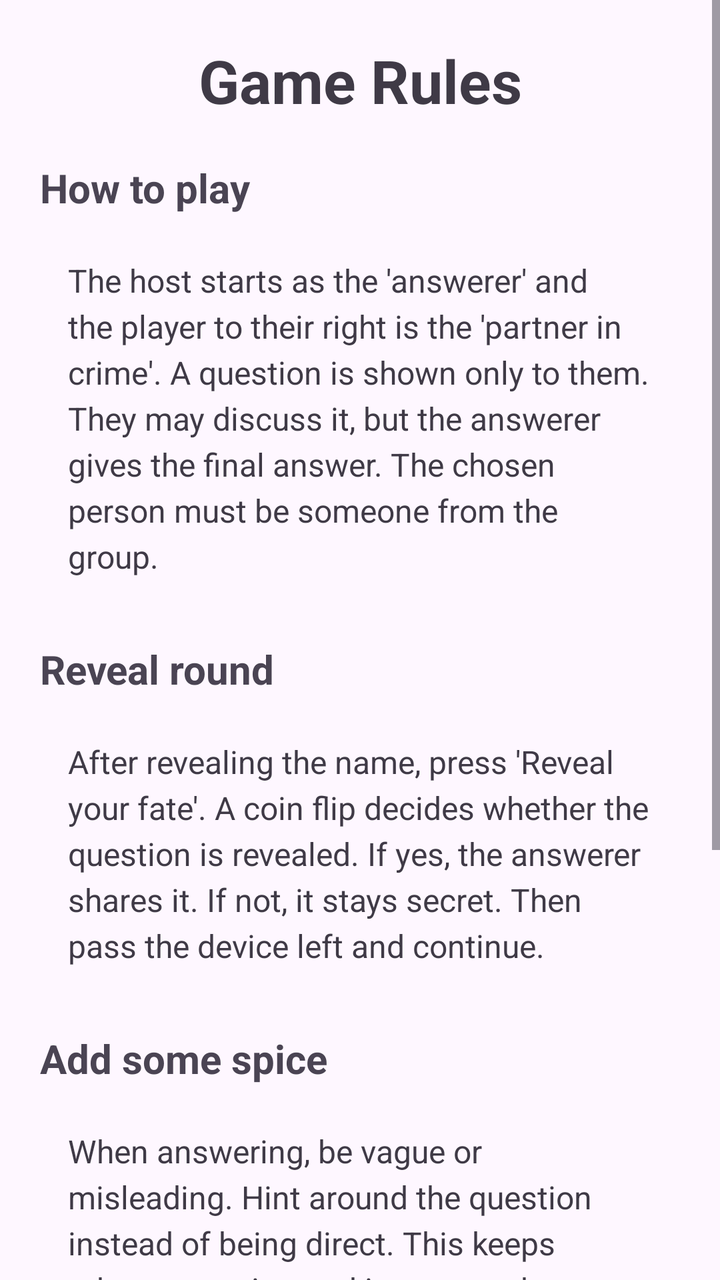
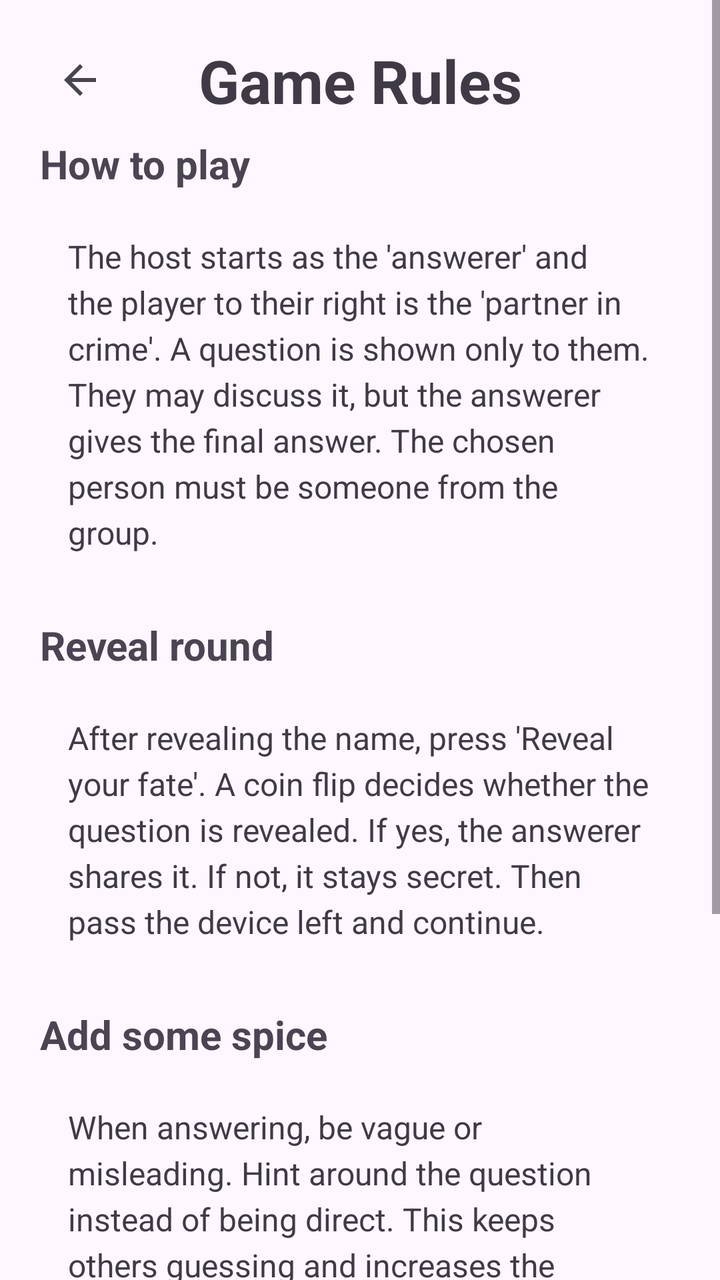

Two renders of the same Android screen: before a commit and after it. Below are the layout's source before the change and the commit's diff.
<!-- AndroidManifest.xml: application theme Theme.GameCollection -->
<!-- res/layout/activity_paranoia_rules.xml -->
<?xml version="1.0" encoding="utf-8"?>
<ScrollView xmlns:android="http://schemas.android.com/apk/res/android"
    android:layout_width="match_parent"
    android:layout_height="match_parent"
    android:fillViewport="true">

    <LinearLayout
        android:layout_width="match_parent"
        android:layout_height="wrap_content"
        android:orientation="vertical"
        android:padding="20dp">

        
        <TextView
            android:id="@+id/textViewRules"
            android:layout_width="match_parent"
            android:layout_height="wrap_content"
            android:layout_marginBottom="20dp"
            android:gravity="center"
            android:text="Game Rules"
            android:textColor="#3F3A46"
            android:textSize="30sp"
            android:textStyle="bold" />

        
        <TextView
            android:layout_width="wrap_content"
            android:layout_height="wrap_content"
            android:text="How to play"
            android:textColor="#4A4453"
            android:textSize="20sp"
            android:textStyle="bold"
            android:layout_marginBottom="8dp"/>

        <TextView
            android:layout_width="match_parent"
            android:layout_height="wrap_content"
            android:padding="14dp"
            android:text="The host starts as the 'answerer' and the player to their right is the 'partner in crime'. A question is shown only to them. They may discuss it, but the answerer gives the final answer. The chosen person must be someone from the group."
            android:textColor="#3F3A46"
            android:textSize="16sp"
            android:lineSpacingExtra="4dp"
            android:layout_marginBottom="18dp"/>

        
        <TextView
            android:layout_width="wrap_content"
            android:layout_height="wrap_content"
            android:text="Reveal round"
            android:textColor="#4A4453"
            android:textSize="20sp"
            android:textStyle="bold"
            android:layout_marginBottom="8dp"/>

        <TextView
            android:layout_width="match_parent"
            android:layout_height="wrap_content"
            android:padding="14dp"
            android:text="After revealing the name, press 'Reveal your fate'. A coin flip decides whether the question is revealed. If yes, the answerer shares it. If not, it stays secret. Then pass the device left and continue."
            android:textColor="#3F3A46"
            android:textSize="16sp"
            android:lineSpacingExtra="4dp"
            android:layout_marginBottom="18dp"/>

        
        <TextView
            android:layout_width="wrap_content"
            android:layout_height="wrap_content"
            android:text="Add some spice"
            android:textColor="#4A4453"
            android:textSize="20sp"
            android:textStyle="bold"
            android:layout_marginBottom="8dp"/>

        
        <TextView
            android:layout_width="match_parent"
            android:layout_height="wrap_content"
            android:layout_marginBottom="18dp"
            android:lineSpacingExtra="4dp"
            android:padding="14dp"
            android:text="When answering, be vague or misleading. Hint around the question instead of being direct. This keeps others guessing and increases the paranoia."
            android:textColor="#3F3A46"
            android:textSize="16sp" />

        <TextView
            android:layout_width="wrap_content"
            android:layout_height="wrap_content"
            android:text="Why paranoia?"
            android:textColor="#4A4453"
            android:textSize="20sp"
            android:textStyle="bold"
            android:layout_marginBottom="8dp"/>

        <TextView
            android:layout_width="match_parent"
            android:layout_height="wrap_content"
            android:padding="14dp"
            android:text="The mix of questions makes players overthink everything. Do they like me? Hate me? Think I'm weird or funny? That's what creates the paranoia."
            android:textColor="#3F3A46"
            android:textSize="16sp"
            android:lineSpacingExtra="4dp"
            android:layout_marginBottom="24dp"/>

        
        <androidx.appcompat.widget.AppCompatButton
            android:id="@+id/buttonBackToMain"
            android:layout_width="match_parent"
            android:layout_height="56dp"
            android:background="@drawable/paranoia_button"
            android:text="Back to main"
            android:textColor="@color/paranoiaButtonTextColour"
            android:textSize="18sp"
            android:textStyle="bold"
            android:onClick="onClickBackToMain"/>

    </LinearLayout>
</ScrollView>
<!-- resources referenced by this layout -->
<resources>
  <color name="paranoiaButtonTextColour">#cbd7f4</color>
  <!-- drawable paranoia_button (drawable) -->
  <?xml version="1.0" encoding="utf-8"?>
  <shape xmlns:android="http://schemas.android.com/apk/res/android" android:shape="rectangle">
      <gradient
          android:angle="45"
          android:startColor="#BDBDBD"
          android:endColor="#0113ae"/>
      <corners android:radius="25dp" />
  </shape>
  <style name="Theme.GameCollection" parent="Base.Theme.GameCollection" />
  <style name="Base.Theme.GameCollection" parent="Theme.Material3.DayNight.NoActionBar">
          
          
      </style>
</resources>

<!-- the commit's change to res/layout/activity_paranoia_rules.xml (unified diff, before → after) -->
@@ -10,17 +10,37 @@
         android:orientation="vertical"
         android:padding="20dp">
 
-        
-        <TextView
-            android:id="@+id/textViewRules"
+        <LinearLayout
             android:layout_width="match_parent"
             android:layout_height="wrap_content"
-            android:layout_marginBottom="20dp"
-            android:gravity="center"
-            android:text="Game Rules"
-            android:textColor="#3F3A46"
-            android:textSize="30sp"
-            android:textStyle="bold" />
+            android:gravity="center_vertical"
+            android:layout_marginBottom="8dp">
+
+            <ImageButton
+                android:id="@+id/buttonBack"
+                android:layout_width="40dp"
+                android:layout_height="40dp"
+                android:background="?attr/selectableItemBackgroundBorderless"
+                android:contentDescription="Back"
+                android:padding="8dp"
+                android:src="@drawable/arrow_back" />
+
+            <TextView
+                android:id="@+id/textViewRules"
+                android:layout_width="0dp"
+                android:layout_height="wrap_content"
+                android:layout_weight="1"
+                android:gravity="center"
+                android:text="Game Rules"
+                android:textColor="#3F3A46"
+                android:textSize="30sp"
+                android:textStyle="bold" />
+
+            <Space
+                android:layout_width="40dp"
+                android:layout_height="40dp"/>
+
+        </LinearLayout>
 
         
         <TextView
@@ -102,17 +122,5 @@
             android:lineSpacingExtra="4dp"
             android:layout_marginBottom="24dp"/>
 
-        
-        <androidx.appcompat.widget.AppCompatButton
-            android:id="@+id/buttonBackToMain"
-            android:layout_width="match_parent"
-            android:layout_height="56dp"
-            android:background="@drawable/paranoia_button"
-            android:text="Back to main"
-            android:textColor="@color/paranoiaButtonTextColour"
-            android:textSize="18sp"
-            android:textStyle="bold"
-            android:onClick="onClickBackToMain"/>
-
     </LinearLayout>
 </ScrollView>
<!-- resource entries referenced after the edit -->
@@ -1,15 +1,13 @@
 <!-- resources referenced by this layout -->
 <resources>
-  <color name="paranoiaButtonTextColour">#cbd7f4</color>
-  <!-- drawable paranoia_button (drawable) -->
-  <?xml version="1.0" encoding="utf-8"?>
-  <shape xmlns:android="http://schemas.android.com/apk/res/android" android:shape="rectangle">
-      <gradient
-          android:angle="45"
-          android:startColor="#BDBDBD"
-          android:endColor="#0113ae"/>
-      <corners android:radius="25dp" />
-  </shape>
+  <!-- drawable arrow_back (drawable) -->
+  <vector xmlns:android="http://schemas.android.com/apk/res/android" android:autoMirrored="true" android:height="24dp" android:tint="?attr/colorControlNormal" android:viewportHeight="24" android:viewportWidth="24" android:width="24dp">
+  
+      <path
+          android:fillColor="@android:color/white"
+          android:pathData="M20,11H7.83l5.59,-5.59L12,4l-8,8 8,8 1.41,-1.41L7.83,13H20v-2z"/>
+      
+  </vector>
   <style name="Theme.GameCollection" parent="Base.Theme.GameCollection" />
   <style name="Base.Theme.GameCollection" parent="Theme.Material3.DayNight.NoActionBar">
           
